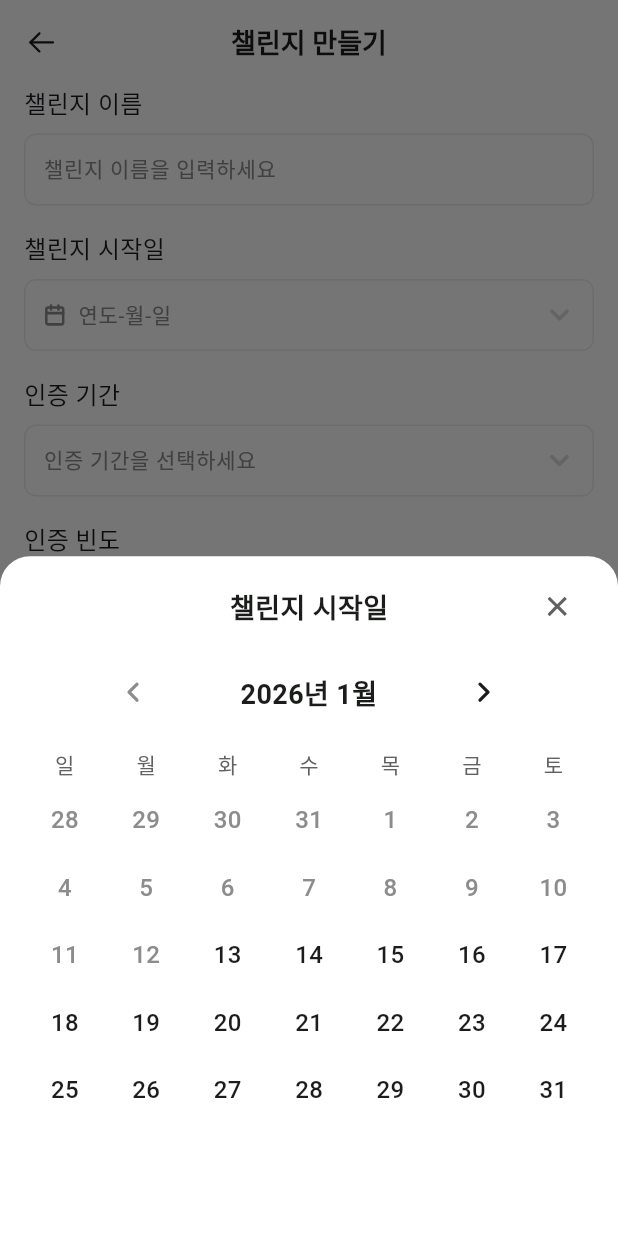
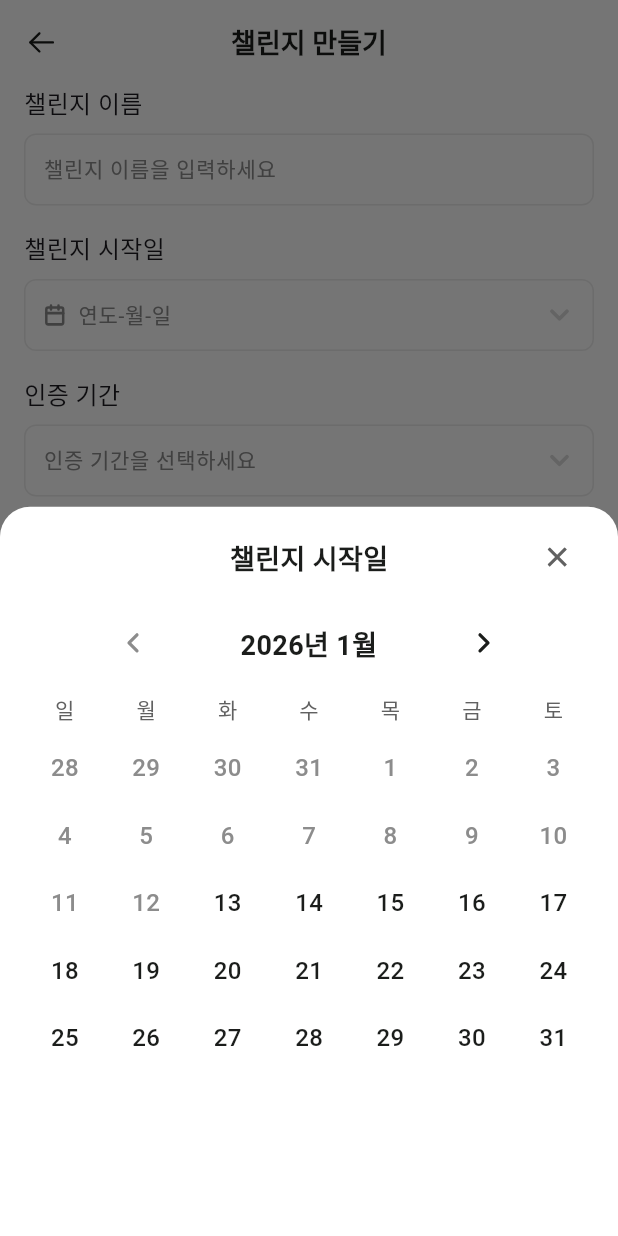
Before and after one commit to GrowthPlusPlus/FrontEnd, a Flutter app: the screen it shows after launch, after a tap on "연도-월-일", on a phone screen of 412 x 824 dp. Run offline on Flutter 3.47's test engine with Material 3 defaults, Android fonts, the phone set to English and light mode, and no system bars; drawn by our look-alikes of table_calendar; our stand-ins replace flutter_svg, share_plus; Roboto replaces fonts that are missing (Pretendard).

Commit message:
feat: 챌린지 만들기 화면 및 성공 팝업 구현

```diff
--- a/lib/features/challenge/create/challenge_create_page.dart
+++ b/lib/features/challenge/create/challenge_create_page.dart
@@ -7,6 +7,7 @@ import 'package:table_calendar/table_calendar.dart';
 import 'package:haenaem/shared/widgets/custom_bottom_sheet.dart';
 import 'package:haenaem/features/challenge/widgets/challenge_create_success_dialog.dart';
 
+// -- 챌린지 생성 화면 --
 class ChallengeCreatePage extends StatefulWidget {
   const ChallengeCreatePage({super.key});
 
@@ -52,6 +53,7 @@ class _ChallengeCreatePageState extends State<ChallengeCreatePage> {
   // 선택된 태그들을 담을 리스트
   final List<String> _selectedTags = [];
 
+  // 상태 초기화
   @override
   void initState() {
     super.initState();
@@ -70,9 +72,9 @@ class _ChallengeCreatePageState extends State<ChallengeCreatePage> {
     setState(() {});
   }
 
+  // 리스너 제거 및 해제
   @override
   void dispose() {
-    // 리스너 제거 및 해제
     _scrollController.removeListener(_onScroll);
     _scrollController.dispose();
     _descriptionController.dispose();
@@ -80,9 +82,9 @@ class _ChallengeCreatePageState extends State<ChallengeCreatePage> {
     super.dispose();
   }
 
-  // ✨ 챌린지 생성 데이터 제출 준비 로직
+  // 챌린지 생성 데이터 제출 준비 로직
   void _submitChallenge() {
-    // 1. 선택된 값들을 백엔드 전송용 데이터로 가공
+    // 선택된 값들을 백엔드 전송용 데이터로 가공
     final String title = _nameController.text.trim();
     final String startDate = _selectedDay != null
         ? "${_selectedDay!.year}-${_selectedDay!.month.toString().padLeft(2, '0')}-${_selectedDay!.day.toString().padLeft(2, '0')}"
@@ -97,7 +99,7 @@ class _ChallengeCreatePageState extends State<ChallengeCreatePage> {
     final String description = _descriptionController.text.trim();
     final String authType = selectedType == 1 ? "PHOTO" : "FREE";
 
-    // 2. 콘솔에 예쁘게 출력 (백엔드에게 줄 데이터 미리보기)
+    // 콘솔에 예쁘게 출력 (백엔드에게 줄 데이터 미리보기)
     print("====================================");
     print("🚀 [챌린지 생성 요청 데이터]");
     print("제목: $title");
@@ -109,7 +111,7 @@ class _ChallengeCreatePageState extends State<ChallengeCreatePage> {
     print("인증방식: $authType");
     print("====================================");
 
-    // 3. 성공 팝업 띄우기
+    // 성공 팝업 띄우기
     showDialog(
       context: context,
       barrierColor: const Color(0x7F1A1D1B),
@@ -139,7 +141,7 @@ class _ChallengeCreatePageState extends State<ChallengeCreatePage> {
       builder: (context) {
         return CustomBottomSheet(
           title: "챌린지 시작일",
-          heightFactor: 0.55,
+          heightFactor: 0.59,
           child: StatefulBuilder(
             // 시트 내의 상태 변화를 위해 사용
             builder: (context, setBottomState) {
@@ -148,10 +150,10 @@ class _ChallengeCreatePageState extends State<ChallengeCreatePage> {
                   _focusedDay.year == _today.year &&
                   _focusedDay.month == _today.month;
 
-              // // 간격 소폭 축소
-              //const SizedBox(height: 10);
-
-              return Padding(
+              // Transform.translate로 전체 내용을 위로 이동
+              return Transform.translate(
+                offset: const Offset(0, 0), // 0, -20 == 위로 20픽셀 이동
+                child: Padding(
                   padding: const EdgeInsets.symmetric(horizontal: 16.0),
                   // 달력 위젯
                   child: TableCalendar(
@@ -161,9 +163,9 @@ class _ChallengeCreatePageState extends State<ChallengeCreatePage> {
                     focusedDay: _focusedDay,
 
                     // 간격 및 높이 정밀 조정
-                  rowHeight: 45, // 행 간격 축소 (숫자 사이 간격 약 11px 확보)
-                  daysOfWeekHeight: 30, // 요일 라벨 높이 확보 (가려짐 방지)
-                  // ✨ 1. 커스텀 빌더 추가 (정사각형 효과의 핵심)
+                    rowHeight: 45, // 행 간격 축소 (숫자 사이 간격 확보)
+                    daysOfWeekHeight: 33, // 요일 라벨 높이 확보 (가려짐 방지)
+                    // 커스텀 빌더
                     calendarBuilders: CalendarBuilders(
                       selectedBuilder: (context, date, events) {
                         return Center(
@@ -191,7 +193,6 @@ class _ChallengeCreatePageState extends State<ChallengeCreatePage> {
 
                     // 과거 날짜 선택 차단
                     enabledDayPredicate: (day) {
-                    // 오늘 날짜를 포함하여 그 이후만 선택 가능
                       return !day.isBefore(
                         DateTime(_today.year, _today.month, _today.day),
                       );
@@ -200,14 +201,14 @@ class _ChallengeCreatePageState extends State<ChallengeCreatePage> {
                     // 요일 텍스트 스타일
                     daysOfWeekStyle: DaysOfWeekStyle(
                       weekdayStyle: AppTypography.b2.copyWith(
-                      color: AppColors.gray2, // 평일 색상
+                        color: AppColors.gray2,
                       ),
                       weekendStyle: AppTypography.b2.copyWith(
-                      color: AppColors.gray2, // 주말 색상
+                        color: AppColors.gray2,
                       ),
                     ),
 
-                  // 달이 바뀔 때마다 상태를 업데이트하여 tab_previous.svg 아이콘 색상을 바꿈
+                    // 달 변경 시 상태 업데이트
                     onPageChanged: (focusedDay) {
                       setBottomState(() {
                         _focusedDay = focusedDay;
@@ -215,14 +216,15 @@ class _ChallengeCreatePageState extends State<ChallengeCreatePage> {
                     },
 
                     headerStyle: HeaderStyle(
-                    headerPadding: const EdgeInsets.only(top: 0, bottom: 10),
+                      headerPadding: const EdgeInsets.only(top: 0, bottom: 5),
+                      headerMargin: EdgeInsets.zero, // 헤더 자체 마진 제거
                       formatButtonVisible: false,
                       titleCentered: true,
                       titleTextStyle: AppTypography.h3.copyWith(
                         color: AppColors.black,
                       ),
 
-                    // 이전 달 이동 아이콘 커스텀
+                      // 이전 달 이동 아이콘
                       leftChevronIcon: SvgPicture.asset(
                         'assets/images/icons/tab_previous.svg',
                         width: 22,
@@ -234,7 +236,7 @@ class _ChallengeCreatePageState extends State<ChallengeCreatePage> {
                       ),
                       leftChevronMargin: const EdgeInsets.only(left: 50),
 
-                    // 다음 달 이동 아이콘 커스텀
+                      // 다음 달 이동 아이콘
                       rightChevronIcon: SvgPicture.asset(
                         'assets/images/icons/tab_next.svg',
                         width: 22,
@@ -248,7 +250,7 @@ class _ChallengeCreatePageState extends State<ChallengeCreatePage> {
                     ),
 
                     calendarStyle: CalendarStyle(
-                    // 비활성화된(과거) 날짜 스타일
+                      // 비활성화된 날짜 스타일
                       disabledTextStyle: AppTypography.b1.copyWith(
                         color: AppColors.gray3,
                       ),
@@ -258,18 +260,12 @@ class _ChallengeCreatePageState extends State<ChallengeCreatePage> {
 
                       // 오늘 날짜 효과 제거
                       todayDecoration: const BoxDecoration(
-                      color: Colors.transparent, // 배경 투명하게
+                        color: Colors.transparent,
                         shape: BoxShape.rectangle,
                       ),
                       todayTextStyle: AppTypography.b1.copyWith(
-                      color: AppColors.black, // 오늘 날짜 글자색을 일반 날짜와 동일하게
+                        color: AppColors.black,
                       ),
-
-                    // 오늘 날짜에 대한 효과
-                    // todayDecoration: BoxDecoration(
-                    //   color: AppColors.primaryAble.withAlpha(120),
-                    //   shape: BoxShape.circle,
-                    // ),
 
                       // 선택된 날짜 효과
                       selectedDecoration: BoxDecoration(
@@ -278,15 +274,13 @@ class _ChallengeCreatePageState extends State<ChallengeCreatePage> {
                         borderRadius: BorderRadius.circular(8),
                       ),
                       selectedTextStyle: AppTypography.b1.copyWith(
-                      color: AppColors.primaryAble, // 오늘 날짜 글자색을 일반 날짜와 동일하게
+                        color: AppColors.primaryAble,
                       ),
 
-                    // 일반 날짜 텍스트 스타일
+                      // 일반 날짜 스타일
                       defaultTextStyle: AppTypography.b1.copyWith(
-                      color: AppColors.black, // 오늘 날짜 글자색을 일반 날짜와 동일하게
+                        color: AppColors.black,
                       ),
-
-                    // 주말 색상 스타일
                       weekendTextStyle: AppTypography.b1.copyWith(
                         color: AppColors.black,
                       ),
@@ -300,25 +294,26 @@ class _ChallengeCreatePageState extends State<ChallengeCreatePage> {
                         shape: BoxShape.rectangle,
                       ),
                     ),
+
                     selectedDayPredicate: (day) => isSameDay(_selectedDay, day),
 
                     onDaySelected: (selectedDay, focusedDay) {
-                    // 시트 내부 UI 업데이트
                       setBottomState(() {
                         _selectedDay = selectedDay;
                         _focusedDay = focusedDay;
                       });
 
-                    // 메인 페이지 UI 업데이트 및 닫기
                       setState(() {
                         _selectedDay = selectedDay;
                         _dateHintText =
                             "${selectedDay.year}-${selectedDay.month.toString().padLeft(2, '0')}-${selectedDay.day.toString().padLeft(2, '0')}";
                       });
+
                       Future.delayed(const Duration(milliseconds: 150), () {
                         Navigator.pop(context);
                       });
                     },
+                  ),
                 ),
               );
             },
@@ -367,9 +362,7 @@ class _ChallengeCreatePageState extends State<ChallengeCreatePage> {
                           setBottomState(() => _selectedDuration = item);
                           setState(() => _selectedDuration = item);
                           Future.delayed(
-                            const Duration(
-                              milliseconds: 150,
-                            ), // 150ms가 가장 자연스럽습니다.
+                            const Duration(milliseconds: 150),
                             () => Navigator.pop(context),
                           );
                         },
@@ -400,13 +393,12 @@ class _ChallengeCreatePageState extends State<ChallengeCreatePage> {
                               child: Column(
                                 crossAxisAlignment: CrossAxisAlignment.start,
                                 children: [
-                                  // ✨ 문구 위치 조정: 줄은 맞추되 가운데 배치
                                   Row(
                                     mainAxisAlignment: MainAxisAlignment.center,
                                     children: [
                                       Column(
                                         crossAxisAlignment:
-                                            CrossAxisAlignment.start, // 불렛 줄 맞춤
+                                            CrossAxisAlignment.start,
                                         children: [
                                           Text(
                                             '• 1일 이상의 기간을 입력해주세요',
@@ -435,7 +427,6 @@ class _ChallengeCreatePageState extends State<ChallengeCreatePage> {
                                   ),
                                   const SizedBox(height: 8),
 
-                                  // 디자인 코드의 밑줄 스타일 입력창 구현
                                   Container(
                                     decoration: const BoxDecoration(
                                       border: Border(
@@ -488,7 +479,7 @@ class _ChallengeCreatePageState extends State<ChallengeCreatePage> {
                                         : null,
                                     child: Container(
                                       width: double.infinity,
-                                      height: 44, // 디자인 코드 수치
+                                      height: 44,
                                       alignment: Alignment.center,
                                       decoration: BoxDecoration(
                                         color: isButtonEnabled
@@ -569,7 +560,7 @@ class _ChallengeCreatePageState extends State<ChallengeCreatePage> {
       child: Container(
         width: double.infinity,
         height: 54,
-        // ✨ 텍스트를 위한 내부 패딩 추가! (배경색은 이 패딩 바깥까지 칠해집니다)
+        // 텍스트를 위한 내부 패딩 추가
         //padding: const EdgeInsets.symmetric(horizontal: 16.0),
         decoration: BoxDecoration(
           color: isSelected ? AppColors.selected : Colors.transparent,
@@ -586,7 +577,8 @@ class _ChallengeCreatePageState extends State<ChallengeCreatePage> {
     );
   }
 
-  void _showChallengeTagBottomSheet() {
+  // 챌린지 태그 선택 시트
+  void showChallengeTagBottomSheet() {
     // 바텀 시트 내에서 사용할 태그 데이터
     final Map<String, List<String>> tagCategories = {
       '연령/상태': ['10대', '20대', '30대', '고3', '편준생', 'n수생'],
@@ -625,7 +617,7 @@ class _ChallengeCreatePageState extends State<ChallengeCreatePage> {
                   ),
                   const SizedBox(height: 24),
 
-                  // 2. 카테고리별 태그 리스트 (스크롤 영역)
+                  // 카테고리별 태그 리스트 (스크롤 영역)
                   Expanded(
                     child: SingleChildScrollView(
                       padding: const EdgeInsets.symmetric(horizontal: 20),
@@ -651,7 +643,7 @@ class _ChallengeCreatePageState extends State<ChallengeCreatePage> {
                                     final isSelected = _selectedTags.contains(
                                       tag,
                                     );
-                                    return _buildTagChip(
+                                    return buildTagChip(
                                       label: tag,
                                       isSelected: isSelected,
                                       onTap: () {
@@ -680,11 +672,11 @@ class _ChallengeCreatePageState extends State<ChallengeCreatePage> {
                   Container(
                     width: double.infinity,
                     color: Colors.white,
-                    // ✨ 완료 버튼 기준 위(12), 아래(12) 여백 설정
+                    // 완료 버튼 기준 위(12), 아래(12) 여백 설정
                     padding: const EdgeInsets.fromLTRB(16, 12, 16, 0),
                     child: SafeArea(
-                      top: false, // 위쪽은 무시하고
-                      bottom: false, // 아래쪽 홈 바 영역만 자동으로 감지
+                      top: false,
+                      bottom: false,
                       child: GestureDetector(
                         onTap: isButtonEnabled
                             ? () {
@@ -722,7 +714,7 @@ class _ChallengeCreatePageState extends State<ChallengeCreatePage> {
   }
 
   // 태그
-  Widget _buildTagChip({
+  Widget buildTagChip({
     required String label,
     required bool isSelected,
     required VoidCallback onTap,
@@ -762,7 +754,8 @@ class _ChallengeCreatePageState extends State<ChallengeCreatePage> {
     );
   }
 
-  Widget _buildSelectedTags() {
+  // 선택된 챌린지 태그 목록 표시
+  Widget buildSelectedTags() {
     return Container(
       padding: const EdgeInsets.symmetric(vertical: 10),
       child: Row(
@@ -830,7 +823,7 @@ class _ChallengeCreatePageState extends State<ChallengeCreatePage> {
             children: [
               const ChallengeLabel(label: '챌린지 이름'),
               ChallengeInputBox(
-                controller: _nameController, // ✨ 연결
+                controller: _nameController, // 연결
                 hintText: '챌린지 이름을 입력하세요',
               ),
 
@@ -878,8 +871,8 @@ class _ChallengeCreatePageState extends State<ChallengeCreatePage> {
               ChallengeInputBox(
                 hintText: '태그를 선택하세요',
                 iconPath: 'assets/images/icons/down.svg',
-                onTap: _showChallengeTagBottomSheet,
-                tag: _selectedTags.isEmpty ? null : _buildSelectedTags(),
+                onTap: showChallengeTagBottomSheet,
+                tag: _selectedTags.isEmpty ? null : buildSelectedTags(),
               ),
 
               const SizedBox(height: 16),
@@ -905,7 +898,7 @@ class _ChallengeCreatePageState extends State<ChallengeCreatePage> {
                         selectedType = 1;
                       });
 
-                      // 3. 화면 하단으로 부드럽게 스크롤
+                      // 화면 하단으로 스크롤
                       WidgetsBinding.instance.addPostFrameCallback((_) {
                         _scrollController.animateTo(
                           _scrollController.position.maxScrollExtent, // 가장 아래로
@@ -971,7 +964,7 @@ class ChallengeInputBox extends StatelessWidget {
   final String hintText;
   final double height;
   final String? iconPath; // SVG 아이콘 경로 (선택)
-  final String? leadingIconPath; // 캘린더 svg를 위해...
+  final String? leadingIconPath; // 캘린더 svg
   final VoidCallback? onTap; // 클릭 시 동작 (선택)
   final TextEditingController? controller; // 입력용 컨트롤러
   final Widget? tag; // 태그 넣기
@@ -1097,6 +1090,7 @@ class ButtonTypesExample extends StatelessWidget {
   }
 }
 
+// 버튼 타입별 디자인 가이드 점검 및 활성 상태(enabled) 테스트를 위한 컴포넌트 그룹
 class ButtonTypesGroup extends StatelessWidget {
   const ButtonTypesGroup({super.key, required this.enabled});
 
@@ -1186,7 +1180,7 @@ class PlusButton extends StatelessWidget {
                     'assets/images/icons/plus.svg',
                     width: 20,
                     height: 20,
-                    // 아이콘 색상도 텍스트와 맞춰 white로 변경 (필요 시)
+                    // 아이콘 색상도 텍스트와 맞춰 white로 변경
                     colorFilter: const ColorFilter.mode(
                       Colors.white,
                       BlendMode.srcIn,
@@ -1211,7 +1205,7 @@ class PlusButton extends StatelessWidget {
   }
 }
 
-// 🅱️ 챌린지 인증 방식의 버튼
+// 챌린지 인증 방식의 버튼
 class ChallengeSelectButton extends StatelessWidget {
   final String label;
   final bool isSelected;
@@ -1246,9 +1240,7 @@ class ChallengeSelectButton extends StatelessWidget {
             style: AppTypography.b2.copyWith(
               // 활성화 시 Bold + primaryAble 색상
               fontWeight: isSelected ? FontWeight.bold : FontWeight.normal,
-              color: isSelected
-                  ? AppColors.primaryAble
-                  : AppColors.gray2, // 비활성 글자색은 임의 지정
+              color: isSelected ? AppColors.primaryAble : AppColors.gray2,
             ),
           ),
         ),
--- a/lib/main.dart
+++ b/lib/main.dart
@@ -7,10 +7,10 @@ import 'package:haenaem/core/theme/app_colors.dart';
 import 'package:haenaem/features/challenge/create/challenge_create_page.dart';
 
 void main() async {
-  // 2. 비동기 초기화를 위해 반드시 추가
+  // 비동기 초기화
   WidgetsFlutterBinding.ensureInitialized();
 
-  // 3. 한국어 날짜 데이터 로드
+  // 한국어 날짜 데이터 로드
   await initializeDateFormatting('ko_KR', null);
 
   runApp(const MyApp());
@@ -29,7 +29,7 @@ class MyApp extends StatelessWidget {
         scaffoldBackgroundColor: Colors.white,
       ),
 
-      // 4. 로컬라이징 설정 (달력 한글화를 위해 필수)
+      // 로컬라이징 설정 (달력 한글화를 위해 필수)
       localizationsDelegates: const [
         GlobalMaterialLocalizations.delegate,
         GlobalWidgetsLocalizations.delegate,
--- a/lib/shared/widgets/bottom_sheet_header.dart
+++ b/lib/shared/widgets/bottom_sheet_header.dart
@@ -1,8 +1,10 @@
+// 최초 작성자 : 김채영
 import 'package:flutter/material.dart';
 import 'package:flutter_svg/flutter_svg.dart';
 import 'package:haenaem/core/theme/app_colors.dart';
 import 'package:haenaem/core/theme/app_typography.dart';
 
+// -- 챌린지 생성 화면의 탭화면의 공통 헤더 --
 class BottomSheetHeader extends StatelessWidget {
   final String title;
 
--- a/lib/shared/widgets/custom_bottom_sheet.dart
+++ b/lib/shared/widgets/custom_bottom_sheet.dart
@@ -1,6 +1,8 @@
+// 최초 작성자 : 김채영
 import 'package:flutter/material.dart';
 import 'bottom_sheet_header.dart';
 
+// -- 챌린지 생성화면의 탭 화면의 제목, 콘텐츠들 커스텀할 수 있도록 함 --
 class CustomBottomSheet extends StatelessWidget {
   final String title;
   final Widget child;
@@ -30,7 +32,7 @@ class CustomBottomSheet extends StatelessWidget {
           Expanded(child: child),
 
           // 맨 아래 여백
-          const SizedBox(height: 30),
+          const SizedBox(height: 20),
           // 아이폰 홈 바 영역까지 안전하게 확보
           const SafeArea(top: false, child: SizedBox.shrink()),
         ],
```
Also changed, not shown: lib/features/challenge/widgets/challenge_create_success_dialog.dart (+8 -5 lines). Lines whose indentation alone changed are shown as unchanged.
